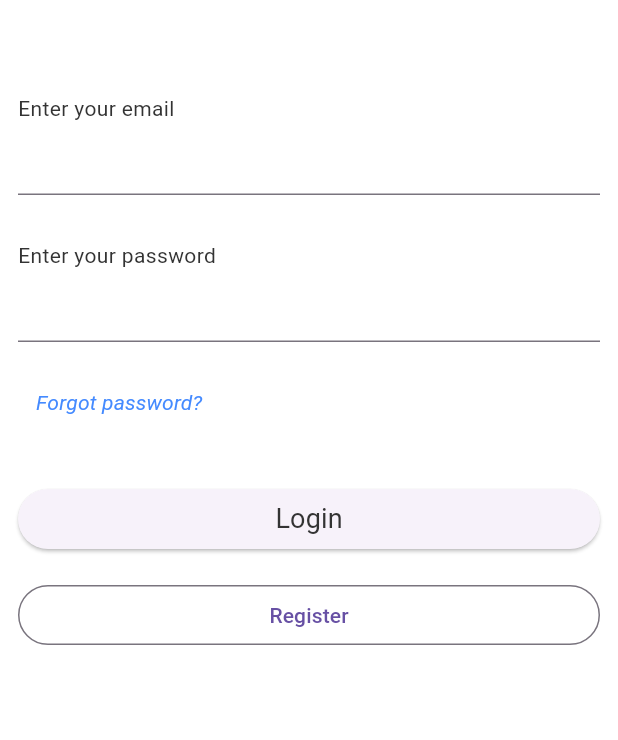
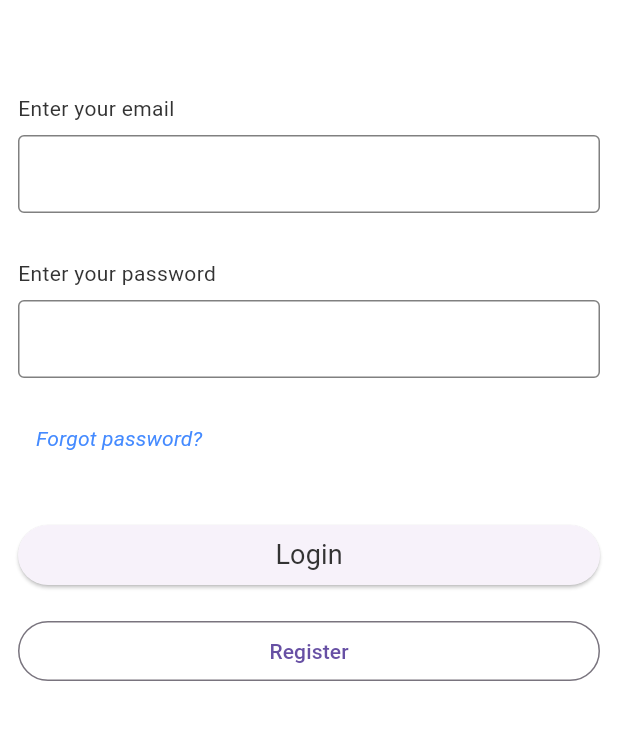
Before and after one commit to HoangVi-Forwork/case_sync_pro, a Flutter app: the screen it shows after launch, on a phone screen of 412 x 824 dp, the part 84-824 px from its top. Run offline on Flutter 3.47's test engine with Material 3 defaults, Android fonts, the light colour scheme and no system bars; our stand-ins replace flutter_animate, get, loading_animation_widget.

Commit message:
(REFACTOR) [F_001] Update resource file

```diff
--- a/lib/resource/csp_dimes.dart
+++ b/lib/resource/csp_dimes.dart
@@ -47,6 +47,9 @@ class CSPDimens {
   static const double margin40 = 40;
   static const double margin50 = 50;
   static const double margin70 = 70;
+  static const double margin80 = 80;
+  static const double margin90 = 90;
+  static const double margin100 = 100;
 
   // region text
   static const double textSmallFontSize = 12;
--- a/lib/resource/csp_lang.dart
+++ b/lib/resource/csp_lang.dart
@@ -15,6 +15,5 @@ class CSPLanguage {
   static const logout = 'Logout';
   static const register = 'Register';
   static const forgotPassword = 'Forgot password?';
-
-
+  static const registerQuestion = 'You don\'t have accout? Register now?';
 }
--- a/lib/resource/csp_styles.dart
+++ b/lib/resource/csp_styles.dart
@@ -1,6 +1,7 @@
 import 'package:case_sync_pro/resource/csp_dimes.dart';
 import 'package:case_sync_pro/utils/ui_utils.dart';
 
+import '../widgets/csp_text_form_field.dart';
 import 'csp_colors.dart';
 import 'package:flutter/material.dart';
 
@@ -94,14 +95,9 @@ class TextFormFieldAndTitle extends StatelessWidget {
           '$title',
           style: CSPTextStyle.textStyleNormal,
         ),
-        UiUtil.horizontalSpace8,
-        TextFormField(
+        UiUtil.verticalSpace8,
+        CSPTextFormField(
           controller: controller,
-          style: TextStyle(color: CSPColors.textDarkColor),
-          cursorColor: CSPColors.textDarkColor,
-            decoration: InputDecoration(
-              fillColor: CSPColors.textDarkColor,
-            ),
         ),
       ],
     );
```
Also changed, not shown: lib/resource/csp_colors.dart (line endings or trailing spaces).
